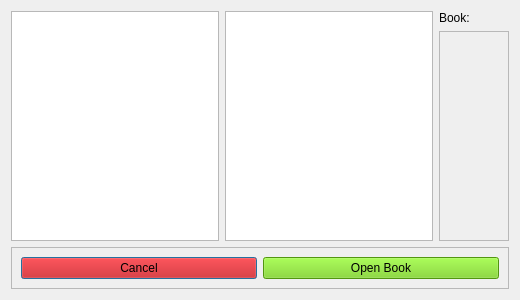
Old version of the form ui/bookBrowser.ui in the repository farinc/book-tracker-python.
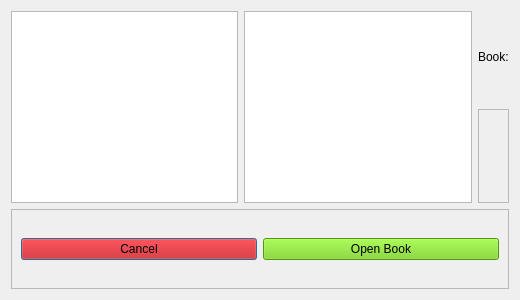
New version of the form.

Commit message: Changes to the book browser and the main to reflect the removal of the coverColor

Diff of the .ui file:
```diff
--- a/ui/bookBrowser.ui
+++ b/ui/bookBrowser.ui
@@ -15,33 +15,61 @@
   </property>
   <layout class="QGridLayout" name="gridLayout">
    <item row="0" column="0" rowspan="2">
-    <layout class="QHBoxLayout" name="horizontalLayout" stretch="0,0">
-     <property name="sizeConstraint">
-      <enum>QLayout::SetNoConstraint</enum>
+    <widget class="QListWidget" name="batchesList"/>
+   </item>
+   <item row="0" column="1" rowspan="2">
+    <widget class="QListWidget" name="booksList">
+     <property name="enabled">
+      <bool>true</bool>
      </property>
-     <property name="leftMargin">
-      <number>0</number>
+    </widget>
+   </item>
+   <item row="0" column="2">
+    <widget class="QLabel" name="label">
+     <property name="text">
+      <string>Book:</string>
      </property>
-     <property name="topMargin">
-      <number>0</number>
+    </widget>
+   </item>
+   <item row="1" column="2">
+    <widget class="QFrame" name="frame_2">
+     <property name="frameShape">
+      <enum>QFrame::StyledPanel</enum>
      </property>
-     <property name="rightMargin">
-      <number>0</number>
+     <property name="frameShadow">
+      <enum>QFrame::Raised</enum>
      </property>
-     <property name="bottomMargin">
-      <number>0</number>
-     </property>
-     <item>
-      <widget class="QListWidget" name="batchesList"/>
-     </item>
-     <item>
-      <widget class="QListWidget" name="booksList">
-       <property name="enabled">
-        <bool>true</bool>
-       </property>
-      </widget>
-     </item>
-    </layout>
+     <layout class="QVBoxLayout" name="verticalLayout">
+      <item>
+       <widget class="QLabel" name="labelBox">
+        <property name="text">
+         <string/>
+        </property>
+       </widget>
+      </item>
+      <item>
+       <widget class="QLabel" name="labelPages">
+        <property name="text">
+         <string/>
+        </property>
+       </widget>
+      </item>
+      <item>
+       <widget class="QLabel" name="labelCoverMaterial">
+        <property name="text">
+         <string/>
+        </property>
+       </widget>
+      </item>
+      <item>
+       <widget class="QLabel" name="labelBookType">
+        <property name="text">
+         <string/>
+        </property>
+       </widget>
+      </item>
+     </layout>
+    </widget>
    </item>
    <item row="2" column="0" colspan="3">
     <widget class="QFrame" name="frame">
@@ -524,23 +552,6 @@
      </layout>
     </widget>
    </item>
-   <item row="1" column="1" colspan="2">
-    <widget class="QPlainTextEdit" name="plainTextEdit">
-     <property name="enabled">
-      <bool>false</bool>
-     </property>
-     <property name="plainText">
-      <string/>
-     </property>
-    </widget>
-   </item>
-   <item row="0" column="1">
-    <widget class="QLabel" name="label">
-     <property name="text">
-      <string>Book:</string>
-     </property>
-    </widget>
-   </item>
   </layout>
  </widget>
  <resources/>
```
The commit also changes 1 other file.
